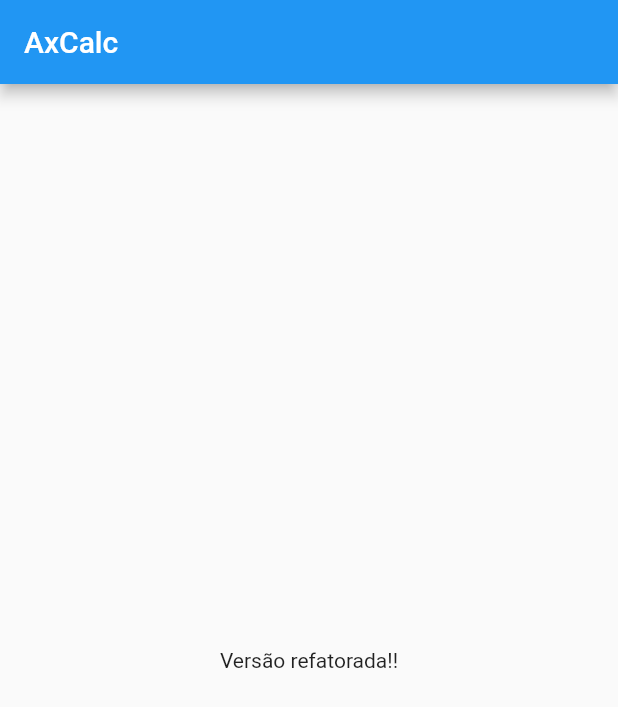
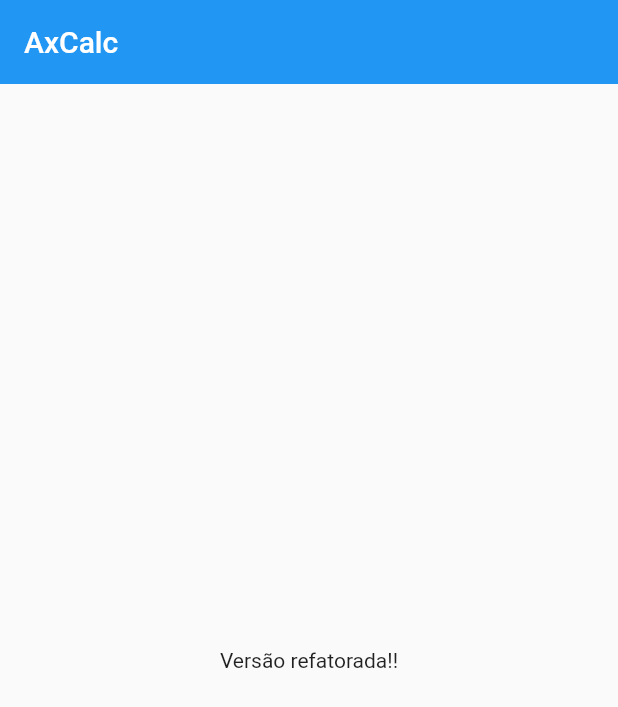
Before and after one commit to patrickkaic/AxCalc, a Flutter app: the screen it shows after launch, on a phone screen of 412 x 824 dp. Shown: the top 707 px of the screen. Run offline on Flutter 3.47's test engine with Material 2 defaults, Android fonts, the phone set to English and light mode, and no system bars.

Commit message:
chaged the appbar

```diff
--- a/lib/home_page.dart
+++ b/lib/home_page.dart
@@ -9,6 +9,7 @@ class HomePage extends StatelessWidget {
   Widget build(BuildContext context) {
     return Scaffold(
       appBar: AppBar(
+        elevation: 0,
         title: Text('AxCalc'),
       ),
       body: Center(
--- a/lib/main.dart
+++ b/lib/main.dart
@@ -13,9 +13,6 @@ class AxCalc extends StatelessWidget {
     return MaterialApp(
       title: 'AxCalc',
       debugShowCheckedModeBanner: false,
-      theme: ThemeData(
-        primaryColor: Colors.indigo,
-      ),
       home: HomePage(),
     );
   }
```
